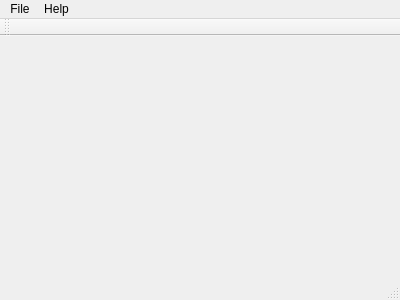
This is mainwindow.ui in dmatetelki/qtmindmap as Qt 5 draws it before an edit. The edited form follows.
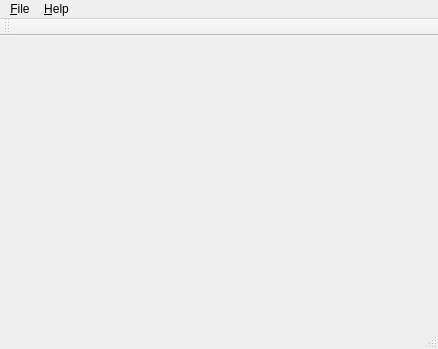
This is the edited form.

What changed in the file:
```diff
--- a/mainwindow.ui
+++ b/mainwindow.ui
@@ -6,8 +6,8 @@
    <rect>
     <x>0</x>
     <y>0</y>
-    <width>400</width>
-    <height>300</height>
+    <width>438</width>
+    <height>349</height>
    </rect>
   </property>
   <property name="windowTitle">
@@ -19,13 +19,13 @@
     <rect>
      <x>0</x>
      <y>0</y>
-     <width>400</width>
+     <width>438</width>
      <height>23</height>
     </rect>
    </property>
    <widget class="QMenu" name="menuFile">
     <property name="title">
-     <string>File</string>
+     <string>&amp;File</string>
     </property>
     <addaction name="actionNew"/>
     <addaction name="actionOpen"/>
@@ -36,7 +36,7 @@
    </widget>
    <widget class="QMenu" name="menuHelp">
     <property name="title">
-     <string>Help</string>
+     <string>&amp;Help</string>
     </property>
     <addaction name="actionAbout_QtMindMap"/>
    </widget>
```
Left out of the diff: 18 changed lines with no effect on the pictures.
